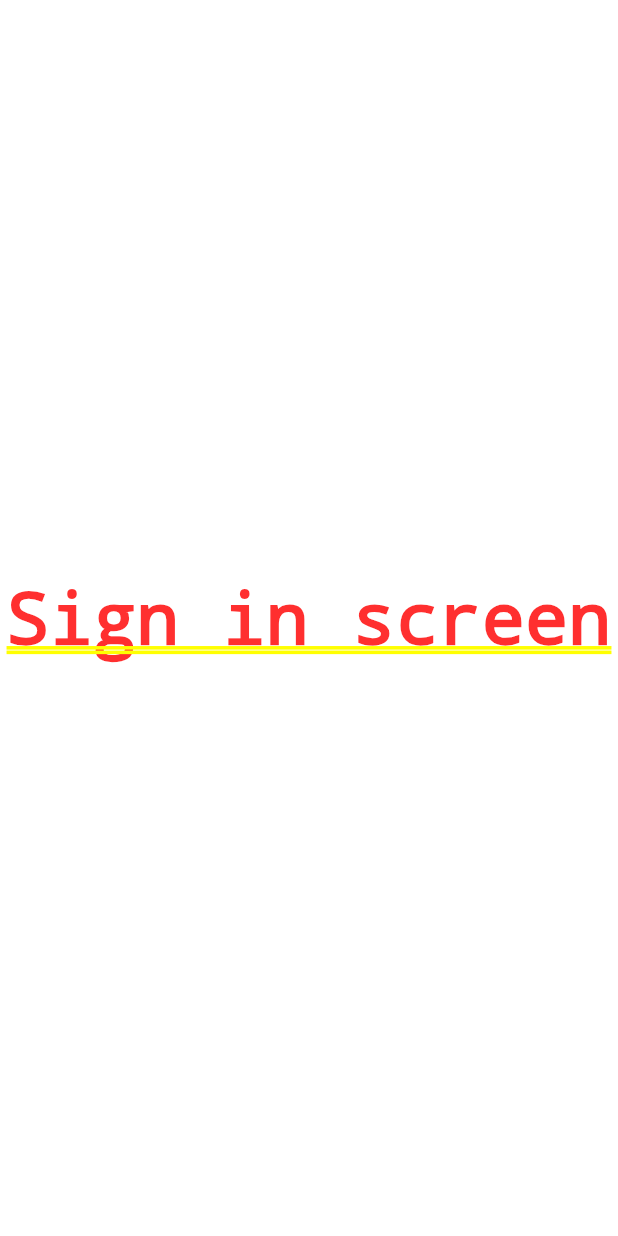
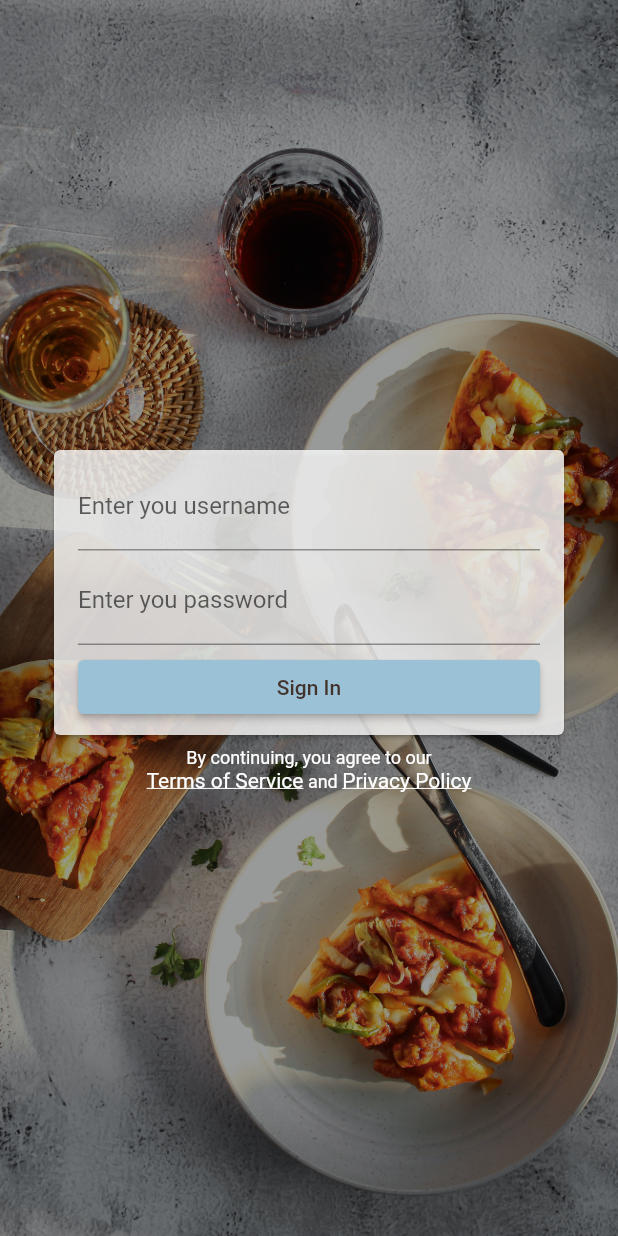
Before and after one commit to toihocflutter/ErifazDS, a Flutter app: the screen it shows after launch, on a phone screen of 412 x 824 dp. Run offline on Flutter 3.47's test engine with Material 2 defaults, Android fonts, the phone set to English and light mode, and no system bars; our stand-ins replace bloc, equatable, flutter_bloc, shared_preferences; generated files the repository leaves out were written again; Roboto replaces fonts that are missing (NoiGrotesk).

Commit message:
[Erifaz-12] Sign in UI for booking lunch app

```diff
--- /dev/null
+++ b/mainapp/l10n.yaml
@@ -0,0 +1,3 @@
+arb-dir: lib/l10n
+template-arb-file: app_en.arb
+output-localization-file: app_localizations.dart
--- /dev/null
+++ b/mainapp/lib/common/widget/common_view.dart
@@ -0,0 +1,33 @@
+import 'package:flutter/material.dart';
+import 'package:ui_ux_pet/constants/app_colors.dart';
+
+class BookingButton extends StatelessWidget {
+  const BookingButton(
+      {super.key, required String label, Color? backgroundColor})
+      : _label = label,
+        _backgroundColor =
+            backgroundColor ?? const Color(AppColors.primaryColor);
+
+  final String _label;
+  final Color _backgroundColor;
+
+  @override
+  Widget build(BuildContext context) {
+    return ElevatedButton(
+      onPressed: () {},
+      onLongPress: () {},
+      onFocusChange: (value) {},
+      onHover: (value) {},
+      style: ElevatedButton.styleFrom(
+        backgroundColor: _backgroundColor,
+        shape: const RoundedRectangleBorder(
+          borderRadius: BorderRadius.all(Radius.circular(4)),
+        ),
+      ),
+      child: Text(
+        _label,
+        style: const TextStyle(color: Color(AppColors.primaryTextColor)),
+      ),
+    );
+  }
+}
--- a/mainapp/lib/constants/app_colors.dart
+++ b/mainapp/lib/constants/app_colors.dart
@@ -3,4 +3,8 @@ class AppColors {
   static const primaryColor = 0xFF9BC1D6; // SS Primary
   static const secondaryButtonColor = 0xFF637878; // SS Dark Ash
   static const primaryTextColor = 0xFF42332D;
+  static const paleTextColor = 0xFF8C8580;
+  static const errorMsgBackground = 0xFFFFF281;
+  static const textFieldBorderLine = 0xFF637878;
+  static const labelTextColor = 0xFFB8B2AF; // Ash Brown
 }
--- /dev/null
+++ b/mainapp/lib/constants/app_dimens.dart
@@ -0,0 +1,10 @@
+class AppDimens {
+  static const spaceXSmall = 4.0;
+  static const spaceSmall = 8.0;
+  static const spaceMedium = 16.0;
+  static const spaceLarge = 32.0;
+  static const spaceXLarge = 48.0;
+
+  static const fontSize12 = 12.0;
+  static const fontSize14 = 14.0;
+}
--- /dev/null
+++ b/mainapp/lib/constants/app_images.dart
@@ -0,0 +1,3 @@
+class AppImages {
+  static const backgroundSignIn = 'assets/images/authen/bg_signin.jpg';
+}
--- /dev/null
+++ b/mainapp/lib/constants/app_theme.dart
@@ -0,0 +1,13 @@
+import 'package:flutter/material.dart';
+
+import 'app_colors.dart';
+
+class AppTheme {
+  static ThemeData getAppTheme() {
+    return ThemeData(
+      primarySwatch: Colors.blueGrey,
+      primaryColor: const Color(AppColors.primaryColor),
+      fontFamily: "NoiGrotesk",
+    );
+  }
+}
--- a/mainapp/lib/features/authen/screen/sign_in_screen.dart
+++ b/mainapp/lib/features/authen/screen/sign_in_screen.dart
@@ -1,10 +1,82 @@
-import 'package:flutter/widgets.dart';
+import 'package:flutter/gestures.dart';
+import 'package:flutter/material.dart';
+import 'package:flutter_gen/gen_l10n/app_localizations.dart';
+import 'package:ui_ux_pet/features/authen/widget/card_sign_in.dart';
+
+import '../../../constants/app_dimens.dart';
+import '../../../constants/app_images.dart';
 
 class SignInScreen extends StatelessWidget {
+  const SignInScreen({super.key});
+
   @override
   Widget build(BuildContext context) {
-    return const Center(
-      child: Text("Sign in screen"),
+    return Stack(alignment: Alignment.center, children: [
+      Container(
+        decoration: BoxDecoration(
+          image: DecorationImage(
+            image: const AssetImage(AppImages.backgroundSignIn),
+            fit: BoxFit.cover,
+            colorFilter: ColorFilter.mode(
+              Colors.black.withOpacity(0.4),
+              BlendMode.srcOver,
+            ),
+          ),
+        ),
+      ),
+      const Column(
+        mainAxisAlignment: MainAxisAlignment.center,
+        children: [
+          CardSignIn(),
+          SizedBox(height: AppDimens.spaceXSmall),
+          PrivacyPolicyLinkAndTermsOfService()
+        ],
+      )
+    ]);
+  }
+}
+
+class PrivacyPolicyLinkAndTermsOfService extends StatelessWidget {
+  const PrivacyPolicyLinkAndTermsOfService({super.key});
+
+  @override
+  Widget build(BuildContext context) {
+    AppLocalizations appLocalizations = AppLocalizations.of(context)!;
+    return Container(
+      alignment: Alignment.center,
+      padding: const EdgeInsets.only(
+          left: AppDimens.spaceXLarge, right: AppDimens.spaceXLarge),
+      child: Center(
+          child: Text.rich(
+        TextSpan(
+            text: appLocalizations.agree_statement,
+            style: const TextStyle(
+                fontSize: AppDimens.fontSize12, color: Colors.white),
+            children: <TextSpan>[
+              TextSpan(
+                  text: appLocalizations.terms_of_service,
+                  style: const TextStyle(
+                    fontSize: AppDimens.fontSize14,
+                    color: Colors.white,
+                    decoration: TextDecoration.underline,
+                  ),
+                  recognizer: TapGestureRecognizer()..onTap = () {}),
+              TextSpan(
+                  text: ' ${appLocalizations.and} ',
+                  style: const TextStyle(
+                      fontSize: AppDimens.fontSize12, color: Colors.white),
+                  children: <TextSpan>[
+                    TextSpan(
+                        text: appLocalizations.privacy_policy,
+                        style: const TextStyle(
+                            fontSize: AppDimens.fontSize14,
+                            color: Colors.white,
+                            decoration: TextDecoration.underline),
+                        recognizer: TapGestureRecognizer()..onTap = () {})
+                  ])
+            ]),
+        textAlign: TextAlign.center,
+      )),
     );
   }
 }
--- /dev/null
+++ b/mainapp/lib/features/authen/widget/card_sign_in.dart
@@ -0,0 +1,51 @@
+import 'package:flutter/material.dart';
+import 'package:flutter_gen/gen_l10n/app_localizations.dart';
+import 'package:ui_ux_pet/constants/app_dimens.dart';
+
+import '../../../common/widget/common_view.dart';
+
+class CardSignIn extends StatelessWidget {
+  const CardSignIn({super.key});
+
+  @override
+  Widget build(BuildContext context) {
+    AppLocalizations appLocalizations = AppLocalizations.of(context)!;
+    return Padding(
+      padding: const EdgeInsets.only(
+          left: AppDimens.spaceLarge, right: AppDimens.spaceLarge),
+      child: Card(
+          color: Colors.white.withOpacity(0.8),
+          child: Padding(
+            padding: const EdgeInsets.only(
+                left: AppDimens.spaceMedium,
+                right: AppDimens.spaceMedium,
+                top: AppDimens.spaceSmall,
+                bottom: AppDimens.spaceSmall),
+            child: Column(
+              mainAxisSize: MainAxisSize.min,
+              children: [
+                TextFormField(
+                    decoration: InputDecoration(
+                  border: const UnderlineInputBorder(),
+                  labelText: appLocalizations.input_name_label,
+                )),
+                const SizedBox(height: AppDimens.spaceXSmall),
+                TextFormField(
+                    obscureText: true,
+                    decoration: InputDecoration(
+                      border: const UnderlineInputBorder(),
+                      labelText: appLocalizations.input_name_password,
+                    )),
+                const SizedBox(height: AppDimens.spaceXSmall),
+                SizedBox(
+                  width: double.infinity,
+                  child: BookingButton(
+                    label: appLocalizations.sign_in,
+                  ),
+                ),
+              ],
+            ),
+          )),
+    );
+  }
+}
--- a/mainapp/lib/features/main/booking_lunch_app.dart
+++ b/mainapp/lib/features/main/booking_lunch_app.dart
@@ -1,6 +1,8 @@
 import 'package:erifaz_ds/components/status_label.dart';
 import 'package:flutter/material.dart';
 import 'package:flutter_bloc/flutter_bloc.dart';
+import 'package:flutter_gen/gen_l10n/app_localizations.dart';
+import 'package:flutter_localizations/flutter_localizations.dart';
 import 'package:ui_ux_pet/common/widget/loading_view.dart';
 import 'package:ui_ux_pet/features/authen/repository/authen_repository.dart';
 import 'package:ui_ux_pet/features/authen/repository/authen_repository_impl.dart';
@@ -8,12 +10,13 @@ import 'package:ui_ux_pet/features/main/bloc/booking_app_bloc.dart';
 import 'package:ui_ux_pet/features/main/bloc/booking_app_event.dart';
 
 import '../../config/app_config.dart';
+import '../../constants/app_theme.dart';
 import '../authen/screen/sign_in_screen.dart';
 import '../home/screen/home_screen.dart';
 import 'bloc/booking_app_state.dart';
 
 class BookingLunchApp extends StatefulWidget {
-  BookingLunchApp({super.key});
+  const BookingLunchApp({super.key});
 
   @override
   State<BookingLunchApp> createState() => _BookingLunchAppState();
@@ -33,15 +36,23 @@ class _BookingLunchAppState extends State<BookingLunchApp> {
   @override
   Widget build(BuildContext context) {
     String title = AppConfig.of(context)?.appName ?? "";
-    ThemeData themeData = AppConfig.of(context)?.themeData ??
-        ThemeData(
-          fontFamily: "NoiGrotesk",
-        );
+    ThemeData themeData =
+        AppConfig.of(context)?.themeData ?? AppTheme.getAppTheme();
 
     return MaterialApp(
         title: title,
         theme: themeData,
-      home: RepositoryProvider(
+        localizationsDelegates: const [
+          AppLocalizations.delegate,
+          GlobalMaterialLocalizations.delegate,
+          GlobalWidgetsLocalizations.delegate,
+          GlobalCupertinoLocalizations.delegate,
+        ],
+        supportedLocales: const [
+          Locale('en'), // English
+        ],
+        home: Scaffold(
+          body: RepositoryProvider(
             create: (context) => authenRepository,
             child: BlocProvider(
               create: (_) => bookingBloc,
@@ -59,7 +70,7 @@ class _BookingLunchAppState extends State<BookingLunchApp> {
               }),
             ),
           ),
-    );
+        ));
   }
 }
 
--- /dev/null
+++ b/mainapp/lib/l10n/app_en.arb
@@ -0,0 +1,9 @@
+{
+    "input_name_label" : "Enter you username",
+    "input_name_password" : "Enter you password",
+    "sign_in": "Sign In",
+    "agree_statement" : "By continuing, you agree to our \n",
+    "terms_of_service": "Terms of Service",
+    "and" : "and",
+    "privacy_policy": "Privacy Policy"
+}
--- /dev/null
+++ b/mainapp/lib/l10n/l10n.dart
@@ -0,0 +1,7 @@
+import 'package:flutter/material.dart';
+
+class L10n {
+  static final all = [
+    const Locale('en'),
+  ];
+}
--- a/mainapp/lib/main.dart
+++ b/mainapp/lib/main.dart
@@ -3,6 +3,7 @@ import 'dart:developer';
 
 import 'package:flutter/material.dart';
 import 'package:flutter_bloc/flutter_bloc.dart';
+import 'package:ui_ux_pet/constants/app_theme.dart';
 
 import 'config/app_bloc_observer.dart';
 import 'config/app_config.dart';
@@ -19,11 +20,7 @@ void bookingLunch(
     appName: appName,
     description: description,
     baseUrl: baseUrl,
-    themeData: ThemeData(
-      primarySwatch: Colors.red,
-      primaryColor: Colors.blueGrey,
-      fontFamily: "NoiGrotesk",
-    ),
+    themeData: AppTheme.getAppTheme(),
     child: BookingLunchApp(),
   );
   runZonedGuarded(
```
Also changed, not shown: mainapp/pubspec.yaml (+6 -1 lines), mainapp/assets/images/authen/bg_signin.jpg (added), 3 other files. Lines whose indentation alone changed are shown as unchanged.
